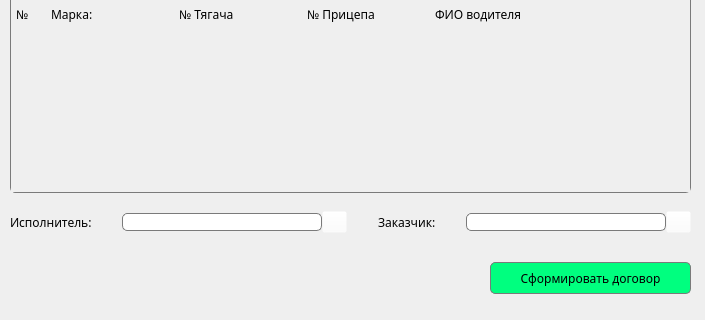
Above: dev/ui_template/engine.ui from BitCode-in/transport_services before the change; both pictures show x 0 to 705 and y 208 to 528 of the 705 by 528 pixel window. Below: the same form after it.
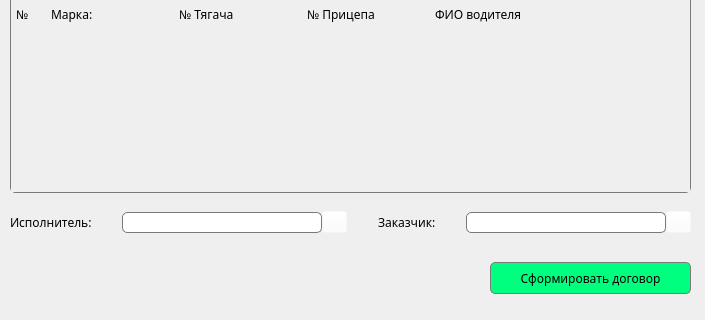
That is the form after the change. Icons and pictures are not drawn.

The edit to the form file:
```diff
--- a/dev/ui_template/engine.ui
+++ b/dev/ui_template/engine.ui
@@ -613,6 +613,11 @@
           <height>0</height>
          </size>
         </property>
+        <property name="font">
+         <font>
+          <family>Montserrat</family>
+         </font>
+        </property>
         <property name="styleSheet">
          <string notr="true">QLineEdit{
 	border-radius: 5px;
@@ -714,6 +719,11 @@
           <height>0</height>
          </size>
         </property>
+        <property name="font">
+         <font>
+          <family>Montserrat</family>
+         </font>
+        </property>
         <property name="styleSheet">
          <string notr="true">QLineEdit{
 	border-radius: 5px;
```
